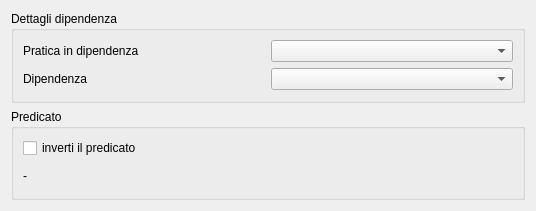
tizianolattisi/suitegda, file src/com/axiastudio/suite/pratiche/forms/dipendenzapratica.ui: the form before one commit.
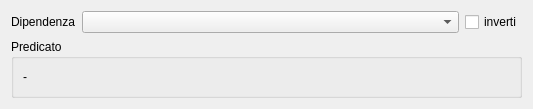
The form after the commit. Custom widgets are drawn as their Qt base class.

Commit message: Modifiche alle form per la gestione inserimento relazioni/dipendenze invertite; correzione del predicato.

What changed in the file:
```diff
--- a/src/com/axiastudio/suite/pratiche/forms/dipendenzapratica.ui
+++ b/src/com/axiastudio/suite/pratiche/forms/dipendenzapratica.ui
@@ -6,8 +6,8 @@
    <rect>
     <x>0</x>
     <y>0</y>
-    <width>536</width>
-    <height>211</height>
+    <width>533</width>
+    <height>109</height>
    </rect>
   </property>
   <property name="windowTitle">
@@ -15,41 +15,29 @@
   </property>
   <layout class="QVBoxLayout" name="verticalLayout_2">
    <item>
-    <widget class="QGroupBox" name="groupBox">
-     <property name="title">
-      <string>Dettagli dipendenza</string>
-     </property>
-     <layout class="QGridLayout" name="gridLayout">
-      <item row="0" column="0">
-       <widget class="QLabel" name="label_3">
-        <property name="text">
-         <string>Pratica in dipendenza</string>
-        </property>
-       </widget>
-      </item>
-      <item row="0" column="1">
-       <widget class="com.axiastudio.pypapi.ui.widgets.PyPaPiComboBox" name="comboBox_pratica">
-        <property name="column" stdset="0">
-         <string>praticadipendente</string>
-        </property>
-       </widget>
-      </item>
-      <item row="1" column="0">
+    <layout class="QHBoxLayout" name="horizontalLayout" stretch="0,1,0">
+     <item>
        <widget class="QLabel" name="label_2">
         <property name="text">
          <string>Dipendenza</string>
         </property>
        </widget>
       </item>
-      <item row="1" column="1">
+     <item>
        <widget class="com.axiastudio.pypapi.ui.widgets.PyPaPiComboBox" name="comboBox_dipendenza">
         <property name="column" stdset="0">
          <string>dipendenza</string>
         </property>
        </widget>
       </item>
-     </layout>
-    </widget>
+     <item>
+      <widget class="QCheckBox" name="checkBox_inverti">
+       <property name="text">
+        <string>inverti</string>
+       </property>
+      </widget>
+     </item>
+    </layout>
    </item>
    <item>
     <widget class="QGroupBox" name="groupBox_2">
@@ -57,13 +45,6 @@
       <string>Predicato</string>
      </property>
      <layout class="QVBoxLayout" name="verticalLayout">
-      <item>
-       <widget class="QCheckBox" name="checkBox_inverti">
-        <property name="text">
-         <string>inverti il predicato</string>
-        </property>
-       </widget>
-      </item>
       <item>
        <widget class="QLabel" name="label_predicato">
         <property name="text">
```
Left out of the diff: 2 changed lines with no effect on the pictures. Lines whose indentation alone changed are shown as unchanged. The commit also changes 7 other files.
